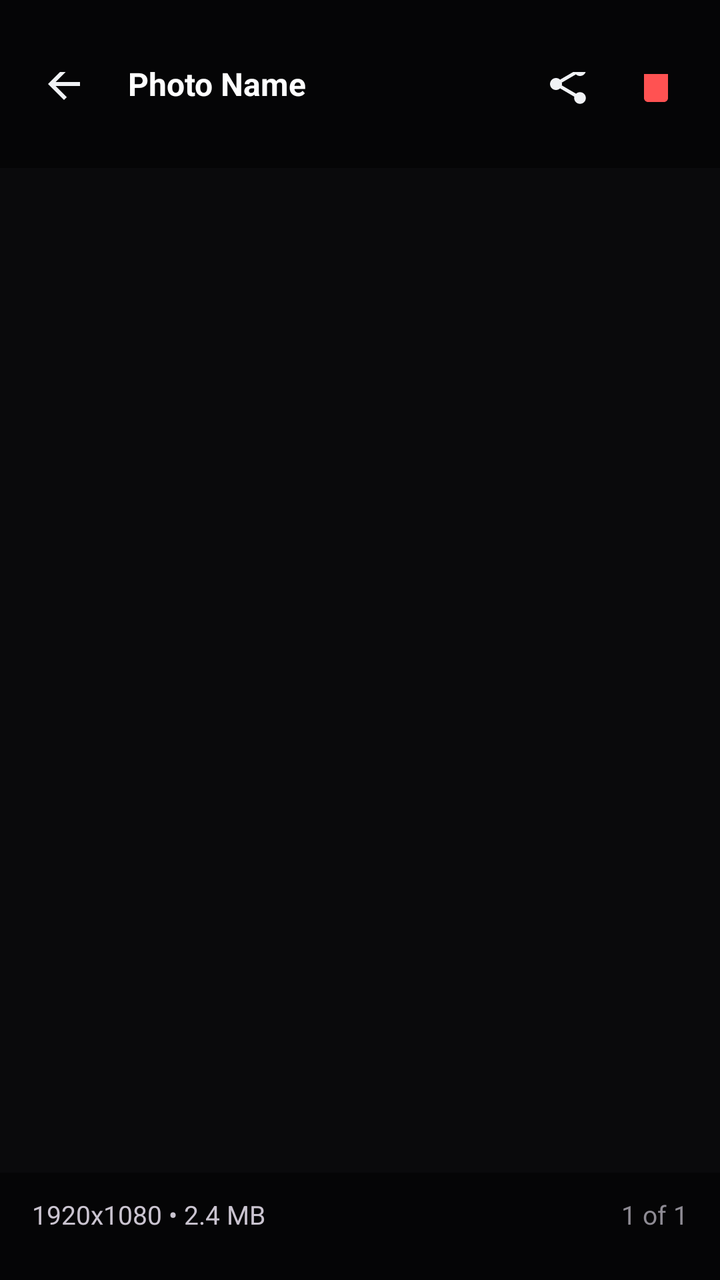
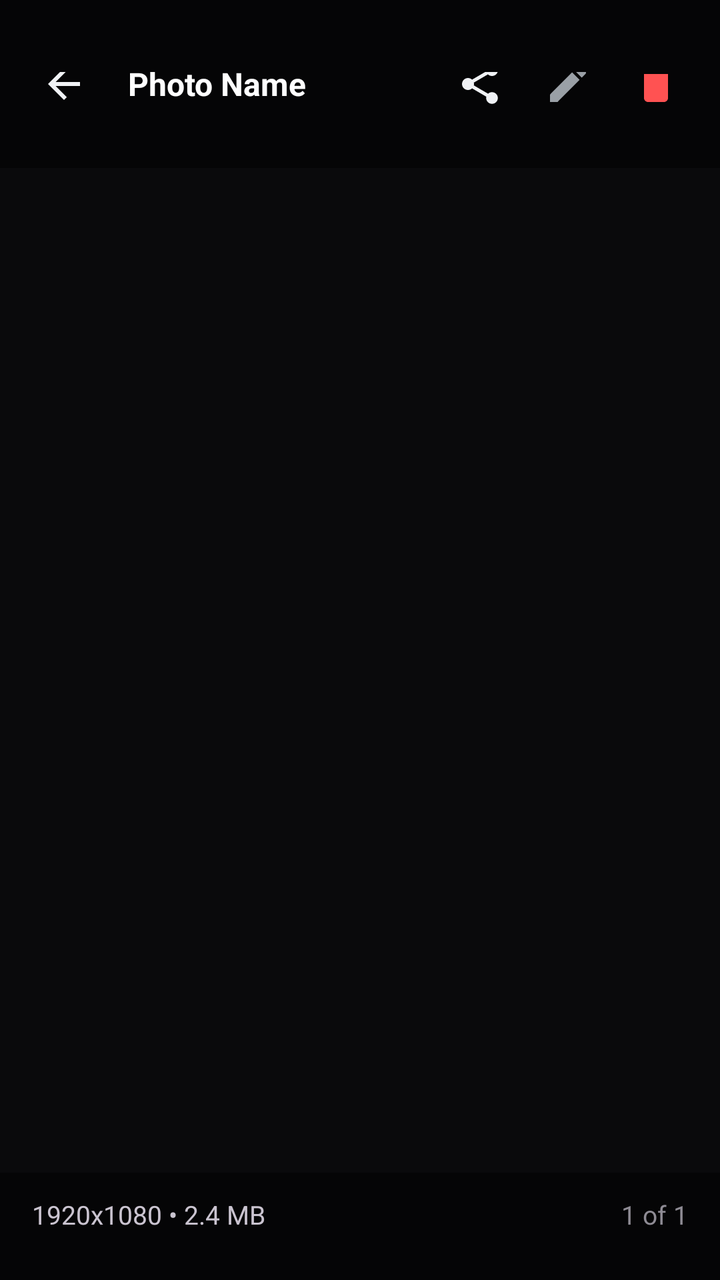

Two renders of the same Android screen: before a commit and after it. Below are the layout's source before the change and the commit's diff.
<!-- AndroidManifest.xml: application theme Theme.ArtrawFiles -->
<!-- res/layout/activity_image_viewer.xml -->
<?xml version="1.0" encoding="utf-8"?>
<FrameLayout xmlns:android="http://schemas.android.com/apk/res/android"
    android:id="@+id/rootImageViewer"
    android:layout_width="match_parent"
    android:layout_height="match_parent"
    android:background="#0A0A0C">

    
    <ImageView
        android:id="@+id/imgFullPhoto"
        android:layout_width="match_parent"
        android:layout_height="match_parent"
        android:scaleType="fitCenter"
        android:contentDescription="Photo" />

    
    <RelativeLayout
        android:id="@+id/headerImage"
        android:layout_width="match_parent"
        android:layout_height="wrap_content"
        android:minHeight="56dp"
        android:background="#88000000"
        android:paddingStart="12dp"
        android:paddingEnd="12dp"
        android:paddingTop="36dp"
        android:paddingBottom="8dp"
        android:layout_gravity="top">

        <ImageView
            android:id="@+id/btnBackImage"
            android:layout_width="40dp"
            android:layout_height="40dp"
            android:layout_alignParentStart="true"
            android:layout_centerVertical="true"
            android:background="?android:attr/selectableItemBackgroundBorderless"
            android:padding="8dp"
            android:src="@drawable/ic_arrow_back"
            android:contentDescription="Back" />

        <TextView
            android:id="@+id/tvImageTitle"
            android:layout_width="wrap_content"
            android:layout_height="wrap_content"
            android:layout_centerVertical="true"
            android:layout_marginStart="12dp"
            android:layout_toEndOf="@id/btnBackImage"
            android:layout_toStartOf="@id/layoutImageActions"
            android:text="Photo Name"
            android:textColor="@android:color/white"
            android:textSize="16sp"
            android:textStyle="bold"
            android:singleLine="true"
            android:ellipsize="end" />

        <LinearLayout
            android:id="@+id/layoutImageActions"
            android:layout_width="wrap_content"
            android:layout_height="wrap_content"
            android:layout_alignParentEnd="true"
            android:layout_centerVertical="true"
            android:orientation="horizontal">

            <ImageView
                android:id="@+id/btnShareImage"
                android:layout_width="40dp"
                android:layout_height="40dp"
                android:background="?android:attr/selectableItemBackgroundBorderless"
                android:padding="8dp"
                android:src="@drawable/ic_share"
                android:contentDescription="Share" />

            <ImageView
                android:id="@+id/btnDeleteImage"
                android:layout_width="40dp"
                android:layout_height="40dp"
                android:layout_marginStart="4dp"
                android:background="?android:attr/selectableItemBackgroundBorderless"
                android:padding="8dp"
                android:src="@drawable/ic_delete"
                android:contentDescription="Delete" />
        </LinearLayout>
    </RelativeLayout>

    
    <LinearLayout
        android:id="@+id/bottomImageBar"
        android:layout_width="match_parent"
        android:layout_height="wrap_content"
        android:layout_gravity="bottom"
        android:background="#88000000"
        android:orientation="horizontal"
        android:paddingStart="16dp"
        android:paddingEnd="16dp"
        android:paddingTop="12dp"
        android:paddingBottom="24dp">

        <TextView
            android:id="@+id/tvImageInfo"
            android:layout_width="0dp"
            android:layout_height="wrap_content"
            android:layout_weight="1"
            android:text="1920x1080 • 2.4 MB"
            android:textColor="@color/text_secondary_dark"
            android:textSize="13sp" />

        <TextView
            android:id="@+id/tvImageIndex"
            android:layout_width="wrap_content"
            android:layout_height="wrap_content"
            android:text="1 of 1"
            android:textColor="@color/text_tertiary_dark"
            android:textSize="13sp" />
    </LinearLayout>
</FrameLayout>
<!-- resources referenced by this layout -->
<resources>
  <color name="text_secondary_dark">#CAC4D0</color>
  <color name="text_tertiary_dark">#8E8B94</color>
  <!-- drawable ic_arrow_back (drawable) -->
  <vector xmlns:android="http://schemas.android.com/apk/res/android"
      android:width="24dp"
      android:height="24dp"
      android:viewportWidth="24"
      android:viewportHeight="24">
      <path
          android:fillColor="#F0F2F5"
          android:pathData="M20,11H7.83l5.59,-5.59L12,4l-8,8 8,8 1.41,-1.41L7.83,13H20v-2z"/>
  </vector>
  <!-- drawable ic_delete (drawable) -->
  <vector xmlns:android="http://schemas.android.com/apk/res/android"
      android:width="24dp"
      android:height="24dp"
      android:viewportWidth="24"
      android:viewportHeight="24">
      <path
          android:fillColor="#FF5252"
          android:pathData="M6,19c0,1.1 0.9,2 2,2h8c1.1,0 2,-0.9 2,-2V7H6v12zM19,4h-3.5l-1,-1h-5l-1,1H5v2h14V4z"/>
  </vector>
  <!-- drawable ic_share (drawable) -->
  <vector xmlns:android="http://schemas.android.com/apk/res/android"
      android:width="24dp"
      android:height="24dp"
      android:viewportWidth="24"
      android:viewportHeight="24">
      <path
          android:fillColor="#F0F2F5"
          android:pathData="M18,16.08c-0.76,0 -1.44,0.3 -1.96,0.77L8.91,12.7c0.05,-0.23 0.09,-0.46 0.09,-0.7s-0.04,-0.47 -0.09,-0.7l7.05,-4.11c0.54,0.5 1.25,0.81 2.04,0.81 1.66,0 3,-1.34 3,-3s-1.34,-3 -3,-3 -3,1.34 -3,3c0,0.24 0.04,0.47 0.09,0.7L8.04,9.81C7.5,9.31 6.79,9 6,9c-1.66,0 -3,1.34 -3,3s1.34,3 3,3c0.79,0 1.5,-0.31 2.04,-0.81l7.12,4.16c-0.05,0.21 -0.08,0.43 -0.08,0.65 0,1.61 1.31,2.92 2.92,2.92s2.92,-1.31 2.92,-2.92c0,-1.61 -1.31,-2.92 -2.92,-2.92z"/>
  </vector>
  <style name="Theme.ArtrawFiles">
          <item name="android:colorPrimary">@color/md_theme_primary</item>
          <item name="android:colorPrimaryDark">@color/artraw_crimson_dark</item>
          <item name="android:colorAccent">@color/artraw_crimson_accent</item>
          <item name="android:windowBackground">@color/md_theme_background</item>
          <item name="android:colorBackground">@color/md_theme_background</item>
          <item name="android:windowDrawsSystemBarBackgrounds">true</item>
          <item name="android:statusBarColor">@android:color/transparent</item>
          <item name="android:navigationBarColor">@android:color/transparent</item>
          <item name="android:windowLightStatusBar">false</item>
      </style>
  <color name="md_theme_primary">#E53935</color>
  <color name="artraw_crimson_dark">#B71C1C</color>
  <color name="artraw_crimson_accent">#FF5252</color>
  <color name="md_theme_background">#121316</color>
</resources>

<!-- the commit's change to res/layout/activity_image_viewer.xml (unified diff, before → after) -->
@@ -70,6 +70,16 @@
                 android:contentDescription="Share" />
 
             <ImageView
+                android:id="@+id/btnEditImage"
+                android:layout_width="40dp"
+                android:layout_height="40dp"
+                android:layout_marginStart="4dp"
+                android:background="?android:attr/selectableItemBackgroundBorderless"
+                android:padding="8dp"
+                android:src="@drawable/ic_edit"
+                android:contentDescription="Edit" />
+
+            <ImageView
                 android:id="@+id/btnDeleteImage"
                 android:layout_width="40dp"
                 android:layout_height="40dp"
<!-- resource entries referenced after the edit -->
@@ -22,6 +22,16 @@
           android:fillColor="#FF5252"
           android:pathData="M6,19c0,1.1 0.9,2 2,2h8c1.1,0 2,-0.9 2,-2V7H6v12zM19,4h-3.5l-1,-1h-5l-1,1H5v2h14V4z"/>
   </vector>
+  <!-- drawable ic_edit (drawable) -->
+  <vector xmlns:android="http://schemas.android.com/apk/res/android"
+      android:width="24dp"
+      android:height="24dp"
+      android:viewportWidth="24"
+      android:viewportHeight="24">
+      <path
+          android:fillColor="#9AA0A6"
+          android:pathData="M3,17.25V21h3.75L17.81,9.94l-3.75,-3.75L3,17.25zM20.71,7.04c0.39,-0.39 0.39,-1.02 0,-1.41l-2.34,-2.34c-0.39,-0.39 -1.02,-0.39 -1.41,0l-1.83,1.83 3.75,3.75 1.83,-1.83z"/>
+  </vector>
   <!-- drawable ic_share (drawable) -->
   <vector xmlns:android="http://schemas.android.com/apk/res/android"
       android:width="24dp"
@@ -33,19 +43,19 @@
           android:pathData="M18,16.08c-0.76,0 -1.44,0.3 -1.96,0.77L8.91,12.7c0.05,-0.23 0.09,-0.46 0.09,-0.7s-0.04,-0.47 -0.09,-0.7l7.05,-4.11c0.54,0.5 1.25,0.81 2.04,0.81 1.66,0 3,-1.34 3,-3s-1.34,-3 -3,-3 -3,1.34 -3,3c0,0.24 0.04,0.47 0.09,0.7L8.04,9.81C7.5,9.31 6.79,9 6,9c-1.66,0 -3,1.34 -3,3s1.34,3 3,3c0.79,0 1.5,-0.31 2.04,-0.81l7.12,4.16c-0.05,0.21 -0.08,0.43 -0.08,0.65 0,1.61 1.31,2.92 2.92,2.92s2.92,-1.31 2.92,-2.92c0,-1.61 -1.31,-2.92 -2.92,-2.92z"/>
   </vector>
   <style name="Theme.ArtrawFiles">
-          <item name="android:colorPrimary">@color/md_theme_primary</item>
-          <item name="android:colorPrimaryDark">@color/artraw_crimson_dark</item>
-          <item name="android:colorAccent">@color/artraw_crimson_accent</item>
-          <item name="android:windowBackground">@color/md_theme_background</item>
-          <item name="android:colorBackground">@color/md_theme_background</item>
+          <item name="android:colorPrimary">@color/aurora_primary</item>
+          <item name="android:colorPrimaryDark">@color/aurora_glow_teal</item>
+          <item name="android:colorAccent">@color/aurora_glow_cyan</item>
+          <item name="android:windowBackground">@color/aurora_background_deep</item>
+          <item name="android:colorBackground">@color/aurora_background_deep</item>
           <item name="android:windowDrawsSystemBarBackgrounds">true</item>
           <item name="android:statusBarColor">@android:color/transparent</item>
           <item name="android:navigationBarColor">@android:color/transparent</item>
           <item name="android:windowLightStatusBar">false</item>
       </style>
-  <color name="md_theme_primary">#E53935</color>
-  <color name="artraw_crimson_dark">#B71C1C</color>
-  <color name="artraw_crimson_accent">#FF5252</color>
-  <color name="md_theme_background">#121316</color>
+  <color name="aurora_primary">#4ECDC4</color>
+  <color name="aurora_glow_teal">#4ECDC4</color>
+  <color name="aurora_glow_cyan">#00B4D8</color>
+  <color name="aurora_background_deep">#0A0E27</color>
 </resources>
 
